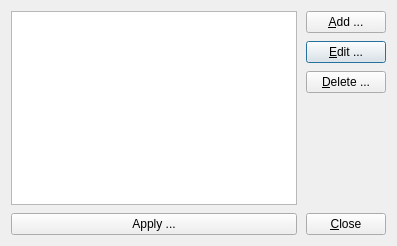
First picture: the form in src/dialogs/ConnectionEditorDialog.ui, repository wejaeger/l2tp-ipsec-vpn, before the edit.
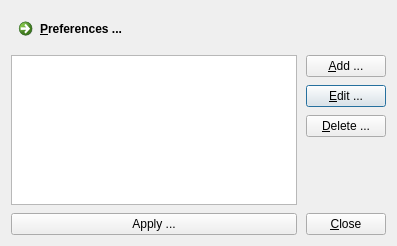
Second picture: the form after the edit. Icons and pictures are not drawn.

Commit message: first implementation of preferences dialog added ui for preferences dialog

The edit to the form file:
```diff
--- a/src/dialogs/ConnectionEditorDialog.ui
+++ b/src/dialogs/ConnectionEditorDialog.ui
@@ -24,7 +24,7 @@
    <property name="verticalSpacing">
     <number>8</number>
    </property>
-   <item row="0" column="1">
+   <item row="1" column="1">
     <widget class="QPushButton" name="m_pAdd">
      <property name="text">
       <string>&amp;Add ...</string>
@@ -34,7 +34,7 @@
      </property>
     </widget>
    </item>
-   <item row="1" column="1">
+   <item row="2" column="1">
     <widget class="QPushButton" name="m_pEdit">
      <property name="text">
       <string>&amp;Edit ...</string>
@@ -47,7 +47,7 @@
      </property>
     </widget>
    </item>
-   <item row="2" column="1">
+   <item row="3" column="1">
     <widget class="QPushButton" name="m_pDelete">
      <property name="text">
       <string>&amp;Delete ...</string>
@@ -57,7 +57,7 @@
      </property>
     </widget>
    </item>
-   <item row="0" column="0" rowspan="4">
+   <item row="1" column="0" rowspan="4">
     <widget class="QTableView" name="m_pConnections">
      <property name="sizePolicy">
       <sizepolicy hsizetype="Expanding" vsizetype="Expanding">
@@ -83,12 +83,9 @@
      <attribute name="verticalHeaderVisible">
       <bool>false</bool>
      </attribute>
-     <attribute name="verticalHeaderVisible">
-      <bool>false</bool>
-     </attribute>
     </widget>
    </item>
-   <item row="4" column="1">
+   <item row="5" column="1">
     <widget class="QPushButton" name="m_pClose">
      <property name="text">
       <string>&amp;Close</string>
@@ -98,7 +95,7 @@
      </property>
     </widget>
    </item>
-   <item row="4" column="0">
+   <item row="5" column="0">
     <widget class="QPushButton" name="m_pApplyButton">
      <property name="toolTip">
       <string>Writes your changes to the appropriate configuration files. You must reconnect after applying your changes.</string>
@@ -108,6 +105,34 @@
      </property>
     </widget>
    </item>
+   <item row="0" column="0">
+    <widget class="QCommandLinkButton" name="m_pPreferencesCommandLinkButton">
+     <property name="sizePolicy">
+      <sizepolicy hsizetype="Fixed" vsizetype="Fixed">
+       <horstretch>0</horstretch>
+       <verstretch>0</verstretch>
+      </sizepolicy>
+     </property>
+     <property name="minimumSize">
+      <size>
+       <width>150</width>
+       <height>36</height>
+      </size>
+     </property>
+     <property name="maximumSize">
+      <size>
+       <width>150</width>
+       <height>36</height>
+      </size>
+     </property>
+     <property name="text">
+      <string>&amp;Preferences ...</string>
+     </property>
+     <property name="autoDefault">
+      <bool>false</bool>
+     </property>
+    </widget>
+   </item>
   </layout>
  </widget>
  <resources>
```
The commit also changes 15 other files.
